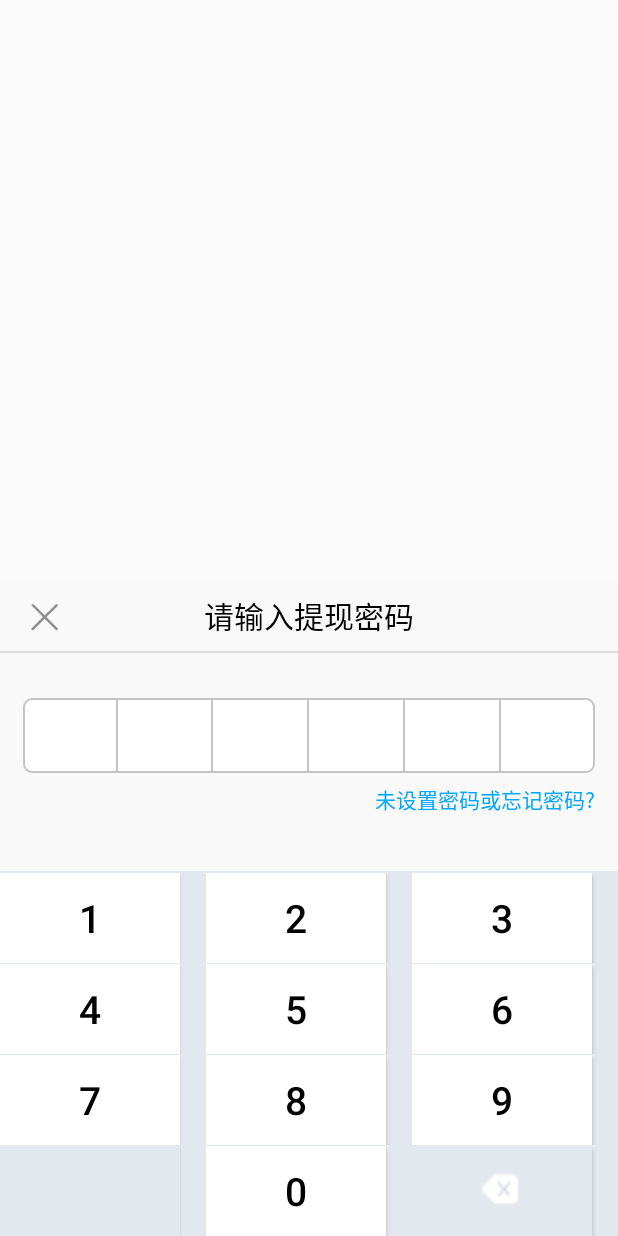
After one commit to lzjin/Test, an Android app: the layout dialog_pay_pass.xml on its own in the app's theme, with its tools: preview values and no code run, on a phone screen of 412 x 824 dp. The commit adds this screen. Run offline under Robolectric (Android 15) with nearby library versions, the phone set to English and light mode, and no system bars.

Commit message:
仿支付宝密码

```diff
--- a/app/src/main/java/com/danqiu/myapplication/MainActivity.java
+++ b/app/src/main/java/com/danqiu/myapplication/MainActivity.java
@@ -1,11 +1,14 @@
 package com.danqiu.myapplication;
 
 import android.Manifest;
+import android.app.AlertDialog;
 import android.graphics.Color;
 import android.os.Bundle;
 import android.support.v7.app.AppCompatActivity;
+import android.view.Gravity;
 import android.view.View;
 import android.widget.Button;
+import android.widget.LinearLayout;
 
 import com.danqiu.myapplication.activity.CustomViewActivity;
 import com.danqiu.myapplication.activity.GreenDaoAct;
@@ -18,6 +21,8 @@ import com.danqiu.myapplication.fragment.LoginDailogFragment;
 import com.danqiu.myapplication.utils.IntentUtil;
 import com.danqiu.myapplication.utils.MLog;
 import com.danqiu.myapplication.utils.ToastUtil;
+import com.danqiu.myapplication.views.ComDialog;
+import com.danqiu.myapplication.views.PayViewPass;
 
 import org.angmarch.views.NiceSpinner;
 
@@ -54,8 +59,10 @@ public class MainActivity extends AppCompatActivity implements EasyPermissions.P
     Button bRefresh;
     @BindView(R.id.bt_custom)
     Button btCustom;
+    @BindView(R.id.bt_pay)
+    Button btPay;
 
-
+    ComDialog  payDialog;
     @Override
     protected void onCreate(Bundle savedInstanceState) {
         super.onCreate(savedInstanceState);
@@ -83,9 +90,12 @@ public class MainActivity extends AppCompatActivity implements EasyPermissions.P
         }
     }
 
-    @OnClick({R.id.bt_custom,R.id.bt_refresh,R.id.bt_dialogfragment,R.id.bt_img, R.id.bt_db, R.id.bt_hand, R.id.bt_video, R.id.bt_tab,R.id.bt_take})
+    @OnClick({R.id.bt_pay,R.id.bt_custom,R.id.bt_refresh,R.id.bt_dialogfragment,R.id.bt_img, R.id.bt_db, R.id.bt_hand, R.id.bt_video, R.id.bt_tab,R.id.bt_take})
     public void onViewClicked(View view) {
         switch (view.getId()) {
+            case R.id.bt_pay:
+                payDialong();
+                break;
             case R.id.bt_custom:
                 IntentUtil.IntenToActivity(this, CustomViewActivity.class);
                 break;
@@ -119,6 +129,47 @@ public class MainActivity extends AppCompatActivity implements EasyPermissions.P
         }
     }
 
+
+
+    /**
+     * 支付弹框
+     */
+    private void payDialong() {
+        payDialog=new ComDialog(this,R.style.dialog_gray,R.layout.dialog_pay_pass);
+        payDialog.setAlertDialog(false)
+                .setWindowSize(LinearLayout.LayoutParams.MATCH_PARENT, LinearLayout.LayoutParams.WRAP_CONTENT,0.4f)
+                .setOutColse(false)
+                .setGravity(R.style.teamTypeAnimation, Gravity.BOTTOM)
+                .setDialogListener(new ComDialog.OnDialogListener() {
+                    @Override
+                    public void onViewClick(AlertDialog mDialog, View mianView) {
+                        PayViewPass   payViewPass= (PayViewPass) mianView.findViewById(R.id.pay_View);
+                        payViewPass.getClose().setOnClickListener(new View.OnClickListener() {
+                            @Override
+                            public void onClick(View v) {
+                                payDialog.dismiss();
+                            }
+                        });
+                        payViewPass.getForgetPsw().setOnClickListener(new View.OnClickListener() {
+                            @Override
+                            public void onClick(View v) {
+                                payDialog.dismiss();
+
+                            }
+                        });
+                        payViewPass.setMyClickListener(new PayViewPass.OnMyClickListener() {
+                            @Override
+                            public void onMyFinish(String pass) {
+                                //passCheck(pass);//输入完密码进行请求支付
+
+                            }
+                        });
+                    }
+                }).setListener();
+    }
+
+
+
     @Override
     protected void onDestroy() {
         super.onDestroy();
--- /dev/null
+++ b/app/src/main/java/com/danqiu/myapplication/views/PayViewPass.java
@@ -0,0 +1,210 @@
+package com.danqiu.myapplication.views;
+
+import android.app.Activity;
+import android.content.Context;
+import android.support.annotation.Nullable;
+import android.util.AttributeSet;
+import android.view.LayoutInflater;
+import android.view.View;
+import android.view.ViewGroup;
+import android.widget.BaseAdapter;
+import android.widget.GridView;
+import android.widget.ImageView;
+import android.widget.RelativeLayout;
+import android.widget.TextView;
+
+import com.danqiu.myapplication.R;
+import com.danqiu.myapplication.utils.LogUtil;
+
+import java.util.ArrayList;
+import java.util.List;
+
+/**
+ * Created by lzj on 2018/1/31.
+ * 自定义 密码支付输入框
+ */
+
+public class PayViewPass extends RelativeLayout {
+    private Activity mContext;//上下文
+    private GridView mGridView; //支付键盘
+    private String   strPass="";//保存密码
+    private TextView[] mTvPass;//密码数字控件
+    private ImageView mIvClose;//关闭
+    private TextView mTvForget;//忘记密码
+    private TextView mTvHint;//提示 (提示:密码错误,重新输入)
+    private List<Integer> listBtn;//1,2,3---0
+    private View mView;//布局
+
+    //在代码new使用
+    public PayViewPass(Context context) {
+        super(context);
+    }
+    //在布局文件中使用的时候调用,多个样式文件
+    public PayViewPass(Context context, @Nullable AttributeSet attrs, int defStyleAttr) {
+        super(context, attrs, defStyleAttr);
+
+    }
+
+
+    //在布局文件中使用的时候调用
+    public PayViewPass(Context context, @Nullable AttributeSet attrs) {
+        super(context, attrs);
+        this.mContext = (Activity) context;
+
+        initView();//初始化
+        this.addView(mView); //将子布局添加到父容器,才显示控件
+    }
+
+    /**
+     * 初始化
+     */
+    private void initView() {
+        mView = LayoutInflater.from(mContext).inflate( R.layout.view_pay_pass, null);
+
+        mIvClose  = (ImageView) mView.findViewById(R.id.iv_close);//关闭
+        mTvForget = (TextView) mView.findViewById(R.id.tv_forget);//忘记密码
+        mTvHint   = (TextView) mView.findViewById(R.id.tv_passText);//提示
+        mTvPass = new TextView[6];                                  //密码控件
+        mTvPass[0] = (TextView) mView.findViewById(R.id.tv_pass1);
+        mTvPass[1] = (TextView) mView.findViewById(R.id.tv_pass2);
+        mTvPass[2] = (TextView) mView.findViewById(R.id.tv_pass3);
+        mTvPass[3] = (TextView) mView.findViewById(R.id.tv_pass4);
+        mTvPass[4] = (TextView) mView.findViewById(R.id.tv_pass5);
+        mTvPass[5] = (TextView) mView.findViewById(R.id.tv_pass6);
+
+        mGridView = (GridView) mView.findViewById(R.id.gv_pass);
+
+        //初始化数据
+        listBtn = new ArrayList<>();
+        for (int i = 1; i < 10; i++) {
+            listBtn.add(i);
+        }
+        listBtn.add(10);
+        listBtn.add(0);
+        listBtn.add(R.mipmap.ic_pay_del);
+
+        mGridView.setAdapter(adapter);
+    }
+
+
+    // GridView的适配器
+    BaseAdapter adapter = new BaseAdapter() {
+        @Override
+        public int getCount() {
+            return listBtn.size();
+        }
+        @Override
+        public Object getItem(int position) {
+            return listBtn.get(position);
+        }
+        @Override
+        public long getItemId(int position) {
+            return position;
+        }
+        @Override
+        public View getView(final int position, View convertView, ViewGroup parent) {
+            final ViewHolder holder;
+            if (convertView == null) {
+                convertView = View.inflate(mContext, R.layout.view_pay_pass_gridview_item, null);
+                holder = new ViewHolder();
+                holder.btnKey = (TextView) convertView.findViewById(R.id.bt);
+                convertView.setTag(holder);
+            } else {
+                holder = (ViewHolder) convertView.getTag();
+            }
+            //-----------------------------
+            holder.btnKey.setText(listBtn.get(position)+"");
+            if (position == 9) {
+                holder.btnKey.setText("");
+                holder.btnKey.setBackgroundColor(mContext.getResources().getColor(R.color.graye3));
+            }
+            if (position == 11) {
+                holder.btnKey.setText("");
+                holder.btnKey.setBackgroundResource(listBtn.get(position));
+            }
+
+         holder.btnKey.setOnClickListener(new OnClickListener() {
+                @Override
+                public void onClick(View v) {
+                      //-----------点击0-9按钮---------------
+                      if (position < 11 &&position!=9) {
+                             if(strPass.length()==6){//已经是6位了，不添加
+                                  return;
+                             }
+                              strPass=strPass+listBtn.get(position)+"";
+                              mTvPass[strPass.length()-1].setText("*"); //内容随意，不从这里取值
+                              //输入完成
+                                 if(strPass.length()==6){
+                                    mClickListener.onMyFinish(strPass);//请求服务器验证密码
+                               }
+                                LogUtil.e("test","-------------增加后长度:"+strPass.length());
+                        }
+                       //----------删除-------------------
+                         if (position == 11) {
+                              if(strPass.length()>0){
+                                  mTvPass[strPass.length()-1].setText("");
+                                  strPass=strPass.substring(0,strPass.length()-1);
+                                  LogUtil.e("test","-------------删除后长度:"+strPass.length());
+                              }
+                          }
+                         //----------多余-------------------
+                         if(position==9){
+
+                          }
+                }
+            });//-----监听end----
+            return convertView;
+        }
+    };
+    static class ViewHolder {
+        public TextView btnKey;
+    }
+    /**
+     * 按钮监听对外接口
+     */
+    public static interface OnMyClickListener {
+        public void onMyFinish(String pass);
+    }
+
+    /**
+     * 监听
+     */
+    private OnMyClickListener mClickListener;
+    /**
+     * 监听
+     */
+    public void setMyClickListener(OnMyClickListener listener) {
+        mClickListener = listener;
+    }
+
+    /**
+     * 返回取消支付的ImageView
+     */
+    public ImageView getClose() {
+        return mIvClose;
+    }
+    /**
+     * 忘记密码的TextView
+     */
+    public TextView getForgetPsw() {
+        return mTvForget;
+    }
+
+    /**
+     * 设置提醒的TextView
+     */
+    public void setTvHint(String msg) {
+       mTvHint.setText(msg );
+    }
+    /**
+     * 清楚所有密码TextView
+     */
+    public void cleanAllTv() {
+        strPass="";
+        for(int i=0;i<6;i++){
+            mTvPass[i].setText("");
+        }
+    }
+
+
+}
--- a/app/src/main/res/anim/photo_dialog_in_anim.xml
+++ b/app/src/main/res/anim/photo_dialog_in_anim.xml
@@ -2,7 +2,7 @@
 <set xmlns:android="http://schemas.android.com/apk/res/android" >
 
     <translate
-        android:duration="500"
+        android:duration="300"
         android:fromXDelta="0"
         android:fromYDelta="1000"
         android:toXDelta="0"
--- a/app/src/main/res/anim/photo_dialog_out_anim.xml
+++ b/app/src/main/res/anim/photo_dialog_out_anim.xml
@@ -2,7 +2,7 @@
 <set xmlns:android="http://schemas.android.com/apk/res/android" >
 
     <translate
-        android:duration="500"
+        android:duration="300"
         android:fromXDelta="0"
         android:fromYDelta="0"
         android:toXDelta="0"
--- /dev/null
+++ b/app/src/main/res/drawable/payview_btn_selector.xml
@@ -0,0 +1,17 @@
+<?xml version="1.0" encoding="utf-8"?>
+<selector xmlns:android="http://schemas.android.com/apk/res/android">
+    <item  android:state_pressed="false"  >
+        <shape >
+            <solid   android:color="@color/white" /> <!-- 填充的颜色：这里设置 -->
+        </shape>
+    </item>
+
+    <item  android:state_pressed="true"  >
+        <shape >
+            <solid   android:color="@color/gray_e5" /> <!-- 填充的颜色：这里设置 -->
+        </shape>
+    </item>
+
+
+
+</selector>
--- /dev/null
+++ b/app/src/main/res/drawable/payview_stroke_gray_shape.xml
@@ -0,0 +1,7 @@
+<?xml version="1.0" encoding="utf-8"?>
+<shape xmlns:android="http://schemas.android.com/apk/res/android">
+   <stroke  android:width="1dp"  android:color="@color/grayc4" /> <!-- 边框颜色，边框大小-->
+    <solid   android:color="@color/white" /> <!-- 填充的颜色：这里设置背景 -->
+    <corners android:radius="5dip" /><!-- android:radius 弧形的半径 -->
+
+</shape>
--- a/app/src/main/res/layout/activity_main.xml
+++ b/app/src/main/res/layout/activity_main.xml
@@ -26,6 +26,12 @@
                 android:layout_width="wrap_content"
                 android:layout_height="wrap_content"
                 android:text="自定义文字图片"/>
+
+            <Button
+                android:id="@+id/bt_pay"
+                android:layout_width="wrap_content"
+                android:layout_height="wrap_content"
+                android:text="仿支付宝密码"/>
 
 
 
--- /dev/null
+++ b/app/src/main/res/layout/dialog_pay_pass.xml
@@ -0,0 +1,18 @@
+<?xml version="1.0" encoding="utf-8"?>
+<LinearLayout xmlns:android="http://schemas.android.com/apk/res/android"
+    xmlns:ywl="http://schemas.android.com/apk/res-auto"
+    android:layout_width="match_parent"
+    android:layout_height="match_parent"
+    android:orientation="vertical">
+
+
+    <com.danqiu.myapplication.views.PayViewPass
+        android:id="@+id/pay_View"
+        android:layout_width="match_parent"
+        android:layout_height="match_parent"/>
+
+
+
+
+
+</LinearLayout>
--- /dev/null
+++ b/app/src/main/res/layout/view_pay_pass.xml
@@ -0,0 +1,184 @@
+<?xml version="1.0" encoding="utf-8"?>
+<RelativeLayout xmlns:android="http://schemas.android.com/apk/res/android"
+    android:layout_width="match_parent"
+    android:layout_height="match_parent">
+
+    <LinearLayout
+        android:layout_width="match_parent"
+        android:layout_height="wrap_content"
+        android:layout_alignParentBottom="true"
+        android:background="@color/grayf9"
+        android:orientation="vertical">
+   <!--==============top=================-->
+    <RelativeLayout
+        android:layout_width="match_parent"
+        android:layout_height="50dp">
+
+        <ImageView
+            android:id="@+id/iv_close"
+            android:layout_width="30dp"
+            android:layout_height="30dp"
+            android:scaleType="centerInside"
+            android:layout_marginLeft="15dp"
+            android:src="@mipmap/ic_close"
+            android:layout_centerVertical="true" />
+
+        <TextView
+            android:id="@+id/tv_passText"
+            android:layout_width="wrap_content"
+            android:layout_height="wrap_content"
+            android:layout_centerInParent="true"
+            android:textSize="@dimen/sp_20"
+            android:textColor="@color/black"
+            android:text="@string/str_promptPass"/>
+
+        <View
+            android:layout_width="match_parent"
+            android:layout_height="1dp"
+            android:layout_alignParentBottom="true"
+            android:background="@color/gray_gb"/>
+
+    </RelativeLayout>
+    <!--==============pass=================-->
+    <LinearLayout
+        android:layout_width="match_parent"
+        android:layout_height="50dp"
+        android:layout_marginTop="30dp"
+        android:layout_marginLeft="15dp"
+        android:layout_marginRight="15dp"
+        android:layout_gravity="center"
+        android:gravity="center"
+        android:background="@drawable/payview_stroke_gray_shape"
+        android:orientation="horizontal"
+        android:weightSum="6">
+        <!--======1======-->
+        <TextView
+        android:id="@+id/tv_pass1"
+        android:layout_width="0dp"
+        android:layout_height="match_parent"
+        android:layout_weight="1"
+        android:inputType="numberPassword"
+        android:gravity="center"
+        android:layout_gravity="center"
+        android:textColor="@color/black"
+        android:textSize="@dimen/sp_42" />
+
+        <View
+            android:layout_width="1dp"
+            android:layout_height="match_parent"
+            android:background="@color/grayc4"/>
+          <!--=====2=====-->
+        <TextView
+            android:id="@+id/tv_pass2"
+            android:layout_width="0dp"
+            android:layout_height="match_parent"
+            android:layout_weight="1"
+            android:inputType="numberPassword"
+            android:gravity="center"
+            android:layout_gravity="center"
+            android:textColor="@color/black"
+            android:textSize="@dimen/sp_42" />
+
+        <View
+            android:layout_width="1dp"
+            android:layout_height="match_parent"
+            android:background="@color/grayc4"/>
+
+        <!--=====3=====-->
+        <TextView
+            android:id="@+id/tv_pass3"
+            android:layout_width="0dp"
+            android:layout_height="match_parent"
+            android:layout_weight="1"
+            android:inputType="numberPassword"
+            android:layout_gravity="center"
+            android:textColor="@color/black"
+            android:textSize="@dimen/sp_42"
+            android:gravity="center"/>
+
+        <View
+            android:layout_width="1dp"
+            android:layout_height="match_parent"
+            android:background="@color/grayc4"/>
+        <!--=====4=======-->
+        <TextView
+            android:id="@+id/tv_pass4"
+            android:layout_width="0dp"
+            android:layout_height="match_parent"
+            android:layout_weight="1"
+            android:inputType="numberPassword"
+            android:layout_gravity="center"
+            android:textColor="@color/black"
+            android:textSize="@dimen/sp_42"
+            android:gravity="center"/>
+
+        <View
+            android:layout_width="1dp"
+            android:layout_height="match_parent"
+            android:background="@color/grayc4"/>
+         <!--=======5==========-->
+        <TextView
+            android:id="@+id/tv_pass5"
+            android:layout_width="0dp"
+            android:layout_height="match_parent"
+            android:layout_weight="1"
+            android:inputType="numberPassword"
+            android:layout_gravity="center"
+            android:textColor="@color/black"
+            android:textSize="@dimen/sp_42"
+            android:gravity="center"/>
+
+        <View
+            android:layout_width="1dp"
+            android:layout_height="match_parent"
+            android:background="@color/grayc4"/>
+        <!--=========6=======-->
+        <TextView
+            android:id="@+id/tv_pass6"
+            android:layout_width="0dp"
+            android:layout_height="match_parent"
+            android:layout_weight="1"
+            android:inputType="numberPassword"
+            android:layout_gravity="center"
+            android:textColor="@color/black"
+            android:textSize="@dimen/sp_42"
+            android:gravity="center"/>
+    </LinearLayout>
+    <!--==============forget=================-->
+    <RelativeLayout
+        android:layout_width="match_parent"
+        android:layout_height="@dimen/dp_35"
+        android:layout_marginRight="15dp"
+        android:layout_marginBottom="@dimen/dp_20">
+
+
+        <TextView
+            android:id="@+id/tv_forget"
+            android:layout_width="wrap_content"
+            android:layout_height="wrap_content"
+            android:text="未设置密码或忘记密码?"
+            android:textSize="@dimen/sp_14"
+            android:textColor="@color/alipay"
+            android:layout_centerVertical="true"
+            android:layout_alignParentRight="true"/>
+
+    </RelativeLayout>
+    <!--==============输入键盘=================-->
+
+    <RelativeLayout
+        android:layout_width="match_parent"
+        android:layout_height="wrap_content"
+        android:layout_marginTop="10dp"
+        android:background="@color/graye3">
+        <GridView
+            android:id="@+id/gv_pass"
+            android:layout_width="match_parent"
+            android:layout_height="wrap_content"
+            android:layout_marginTop="1dp"
+            android:horizontalSpacing="1dp"
+            android:verticalSpacing="1dp"
+            android:numColumns="3"
+            android:listSelector="@color/graye3"  />
+    </RelativeLayout>
+    </LinearLayout>
+</RelativeLayout>
--- /dev/null
+++ b/app/src/main/res/layout/view_pay_pass_gridview_item.xml
@@ -0,0 +1,20 @@
+<?xml version="1.0" encoding="utf-8"?>
+<LinearLayout xmlns:android="http://schemas.android.com/apk/res/android"
+    android:layout_width="match_parent"
+    android:layout_height="match_parent">
+
+    <LinearLayout
+        android:layout_width="match_parent"
+        android:layout_height="wrap_content"
+        android:weightSum="3">
+
+        <Button
+            android:id="@+id/bt"
+            android:layout_width="120dp"
+            android:layout_height="60dp"
+            android:textSize="@dimen/sp_26"
+            android:textColor="@color/black"
+            android:background="@drawable/payview_btn_selector"/>
+
+    </LinearLayout>
+</LinearLayout>
--- a/app/src/main/res/values/colors.xml
+++ b/app/src/main/res/values/colors.xml
@@ -18,6 +18,16 @@
     <color name="multiple_image_select_primaryDark">#212121</color>
     <!--相册框架选中后颜色-->
     <color name="multiple_image_select_primary">#FF0000</color>
+
+
+    <color name="grayf9">#f9f9f9</color>  <!--===支付===-->
+    <color name="gray_gb">#dddddd</color>
+    <color name="grayc4">#c4c4c4</color>
+    <color name="graye3">#e3e7ee</color>
+    <color name="alipay">#00a5ff</color>
+    <color name="gray_e5">#e5e5e5</color>
+
+
 
     <!-- 雪白色 -->
     <color name="floralwhite">#FFFAF0</color>
--- /dev/null
+++ b/app/src/main/res/values/dimens.xml
@@ -0,0 +1,36 @@
+<?xml version="1.0" encoding="utf-8"?>
+<resources>
+
+    <dimen name="dp_1">1dp</dimen>
+    <dimen name="dp_2">2dp</dimen>
+    <dimen name="dp_3">3dp</dimen>
+    <dimen name="dp_4">4dp</dimen>
+    <dimen name="dp_5">5dp</dimen>
+    <dimen name="dp_8">8dp</dimen>
+    <dimen name="dp_10">10dp</dimen>
+    <dimen name="dp_12">12dp</dimen>
+    <dimen name="dp_14">14dp</dimen>
+    <dimen name="dp_15">15dp</dimen>
+    <dimen name="dp_16">16dp</dimen>
+    <dimen name="dp_17">17dp</dimen>
+    <dimen name="dp_18">18dp</dimen>
+    <dimen name="dp_19">19dp</dimen>
+    <dimen name="dp_20">20dp</dimen>
+    <dimen name="dp_25">25dp</dimen>
+    <dimen name="dp_30">30dp</dimen>
+    <dimen name="dp_35">35dp</dimen>
+    <dimen name="dp_40">40dp</dimen>
+    <dimen name="sp_42">42sp</dimen><!--==支付密码===-->
+
+
+    <dimen name="sp_9">9sp</dimen>
+    <dimen name="sp_10">10sp</dimen>
+    <dimen name="sp_11">11sp</dimen>
+    <dimen name="sp_12">12sp</dimen>
+    <dimen name="sp_14">14sp</dimen>
+    <dimen name="sp_16">16sp</dimen>
+    <dimen name="sp_17">17sp</dimen>
+    <dimen name="sp_18">18sp</dimen>
+    <dimen name="sp_20">20sp</dimen>
+    <dimen name="sp_26">26sp</dimen>
+</resources>
--- a/app/src/main/res/values/strings.xml
+++ b/app/src/main/res/values/strings.xml
@@ -3,6 +3,9 @@
 
 
     <string name="no_more_data">没有更多数据</string>
+
+    <string name="str_forget">忘记密码?</string>
+    <string name="str_promptPass">请输入提现密码</string>
 
     <string name="N_A">N/A</string>
     <string name="close">Close</string>
--- a/app/src/main/res/values/styles.xml
+++ b/app/src/main/res/values/styles.xml
@@ -24,4 +24,19 @@
         <item name="android:windowExitAnimation">@anim/photo_dialog_out_anim</item>  <!-- 上到下=消失 -->
     </style>
 
+    <!--==========自定义通用弹框=提示===配合setDimAmount改变有蒙层灰度=========-->
+    <style name="dialog_gray" parent="@android:style/Theme.Dialog">
+        <!--边框-->
+        <item name="android:windowFrame">@null</item>
+        <item name="android:windowNoTitle">true</item>
+        <item name="android:windowBackground">@android:color/transparent</item>
+        <item name="android:backgroundDimAmount">0.4</item><!--弹框背景灰度-->
+    </style>
+
+    <!--====班组===工作类型弹框===动画======-->
+    <style name="teamTypeAnimation" parent="android:Animation">
+        <item name="android:windowEnterAnimation">@anim/photo_dialog_in_anim</item>  <!-- 下到上=显示 -->
+        <item name="android:windowExitAnimation">@anim/photo_dialog_out_anim</item>   <!-- 下到上=消失 -->
+    </style>
+
 </resources>
```
Also changed, not shown: app/src/main/res/mipmap-xhdpi/ic_close.png (added), app/src/main/res/mipmap-xhdpi/ic_pay_del.png (added).
